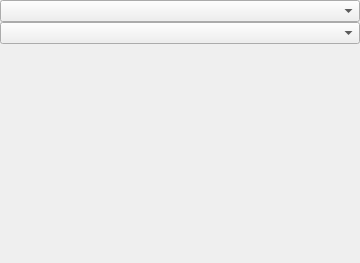
First picture: the form in src/HalfEdge2D/Controller/CutMesh/CutMeshOption.ui, repository RRValue/2DUniverse, before the edit.
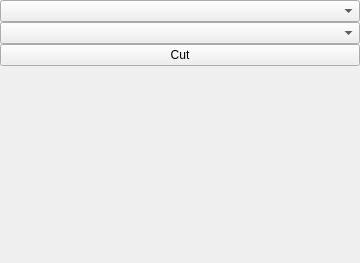
Second picture: the form after the edit.

Commit message: fixed some bugs add cut button for debuging

What changed in the file:
```diff
--- a/src/HalfEdge2D/Controller/CutMesh/CutMeshOption.ui
+++ b/src/HalfEdge2D/Controller/CutMesh/CutMeshOption.ui
@@ -35,6 +35,13 @@
    <item>
     <widget class="QComboBox" name="m_CbShapeSelector"/>
    </item>
+   <item>
+    <widget class="QPushButton" name="m_BtnCut">
+     <property name="text">
+      <string>Cut</string>
+     </property>
+    </widget>
+   </item>
    <item>
     <spacer name="verticalSpacer">
      <property name="orientation">
```
The commit also changes 4 other files.
